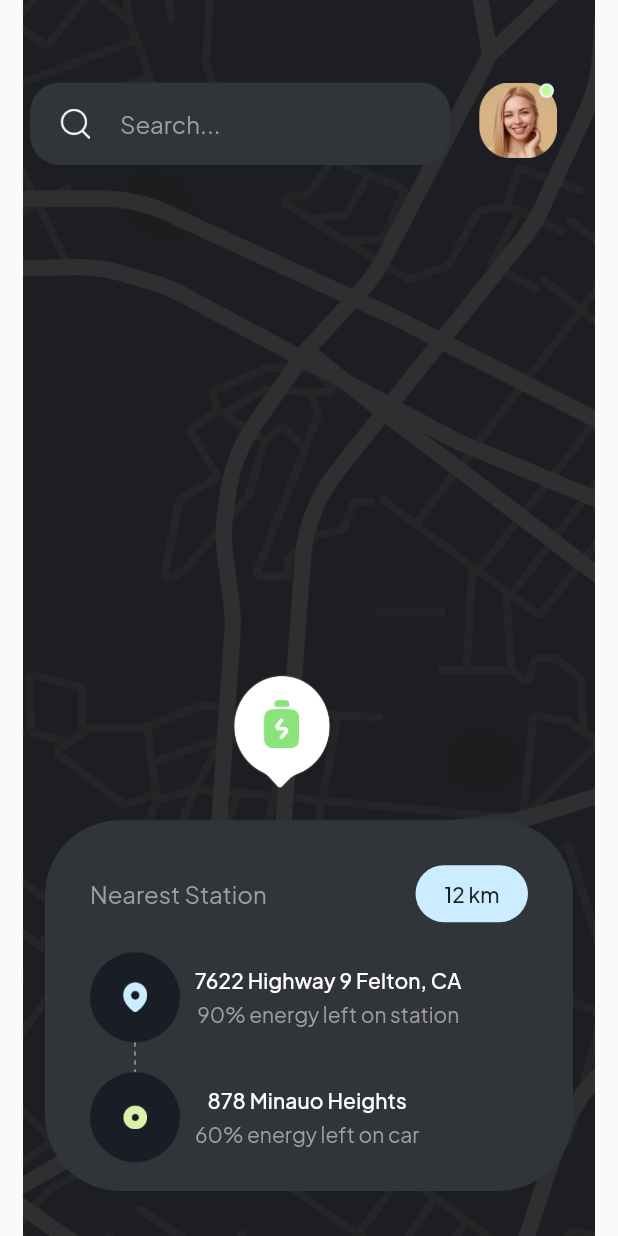
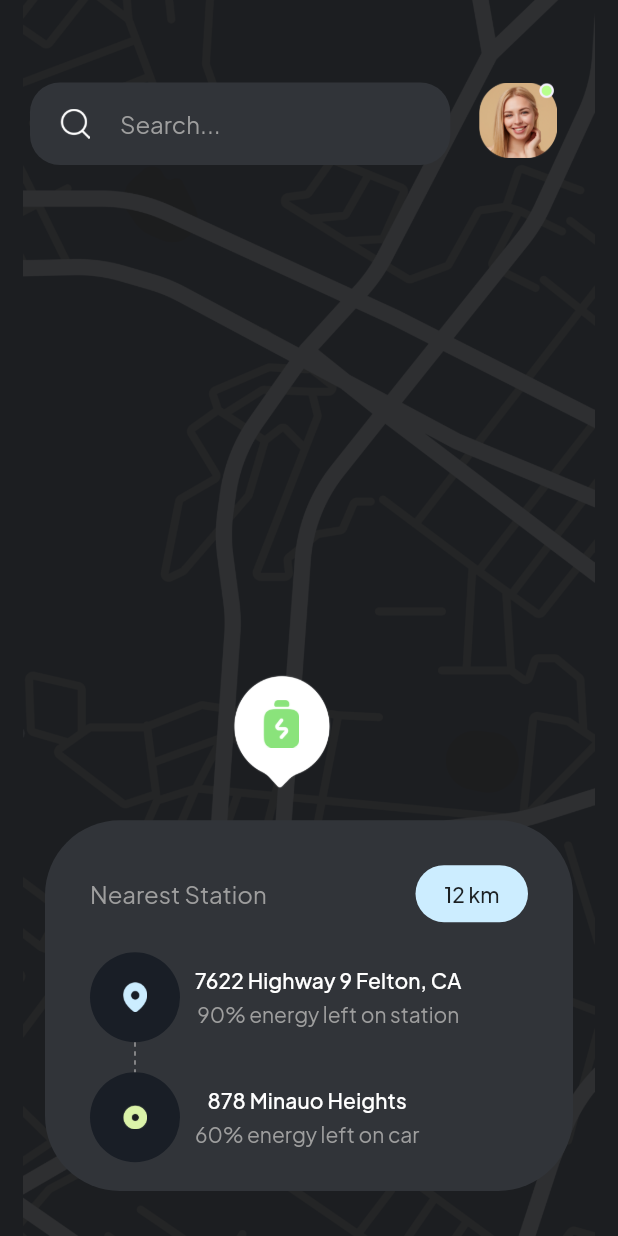
Before and after one commit to Kriss-Kross33/tesla_app, a Flutter app: the NearestStationScreen screen opened directly, on a phone screen of 412 x 824 dp. Run offline on Flutter 3.47's test engine with Material 2 defaults, Android fonts, the phone set to English and light mode, and no system bars; statements that could not run were skipped.

Commit message:
add color for scaffold background

```diff
--- a/lib/src/utils/app_consts.dart
+++ b/lib/src/utils/app_consts.dart
@@ -11,7 +11,8 @@ class AppConsts {
   static const Color black = Color(0xFF191E26);
   static const Color grey = Color(0xFFF6F6F6);
   static const Color onyx = Color(0xFF313439);
+  static const Color scaffoldDarkColor = Color(0xFF1C1E21);
 
   static const double defaultPadding = 20;
-  static const Duration defaultDuration = Duration(milliseconds: 400);
+  static const Duration defaultDuration = Duration(milliseconds: 300);
 }
```
